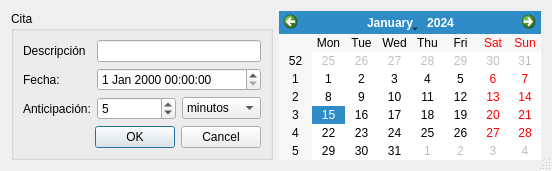
The window that AbogadosDesktop/src/gui/uis/cita.ui (ehmsoft/Desktop) describes before a commit, drawn with Qt 5.
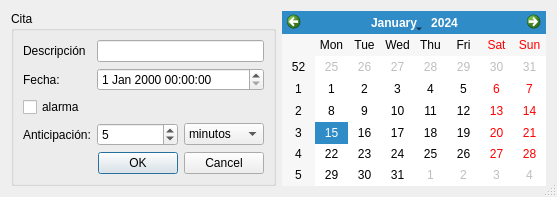
The same window after the commit.

Patch:
```diff
--- a/AbogadosDesktop/src/gui/uis/cita.ui
+++ b/AbogadosDesktop/src/gui/uis/cita.ui
@@ -6,8 +6,8 @@
    <rect>
     <x>0</x>
     <y>0</y>
-    <width>552</width>
-    <height>152</height>
+    <width>557</width>
+    <height>177</height>
    </rect>
   </property>
   <property name="sizePolicy">
@@ -45,7 +45,7 @@
           </property>
          </widget>
         </item>
-        <item row="2" column="0">
+        <item row="3" column="0">
          <widget class="QLabel" name="label_3">
           <property name="text">
            <string>Anticipación:</string>
@@ -58,7 +58,7 @@
         <item row="1" column="1">
          <widget class="QDateTimeEdit" name="fecha"/>
         </item>
-        <item row="2" column="1">
+        <item row="3" column="1">
          <layout class="QHBoxLayout" name="horizontalLayout">
           <item>
            <widget class="QSpinBox" name="spinAnticipacion">
@@ -88,6 +88,13 @@
           </item>
          </layout>
         </item>
+        <item row="2" column="0">
+         <widget class="QCheckBox" name="checkBox">
+          <property name="text">
+           <string>alarma</string>
+          </property>
+         </widget>
+        </item>
        </layout>
       </item>
       <item>
```
